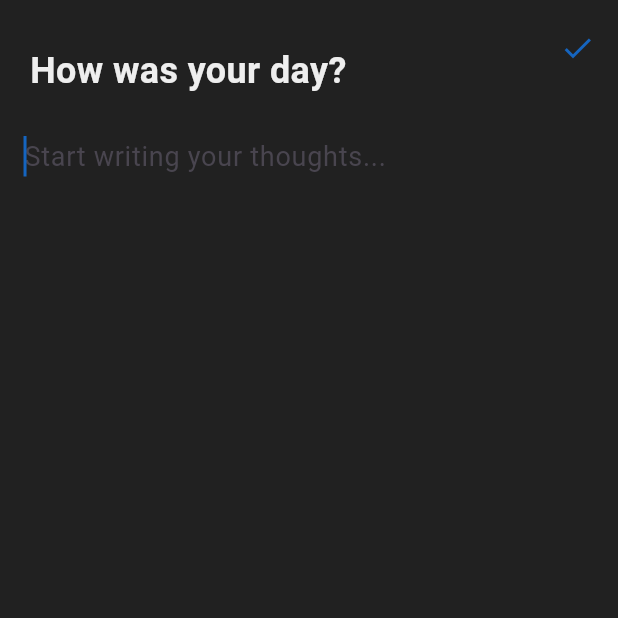
After one commit to khush1yaaar/TakeCare-IdeaLab, a Flutter app: the BottomNavBar screen opened directly, item 3 of the bottom bar chosen, after a tap on the "edit" icon, on a phone screen of 412 x 824 dp, the top half of it. The commit adds this screen. Run offline on Flutter 3.47's test engine with Material 3 defaults, Android fonts, the phone set to English and light mode, and no system bars; our stand-ins replace cloud_firestore, curved_navigation_bar, dots_indicator, firebase_auth, firebase_core, get and 1 more; accounts and stored records are empty.

Commit message:
Journal Entry backend Integrated

```diff
--- a/lib/screens/bottom_nav_bar.dart
+++ b/lib/screens/bottom_nav_bar.dart
@@ -28,7 +28,7 @@ class _BottomNavBarState extends State<BottomNavBar> {
     chatBotScreen = const ChatBotScreen();
     profileScreen = ProfileScreen();
 
-    pages = [homeScreen,journalScreen, chatBotScreen, profileScreen];
+    pages = [homeScreen, chatBotScreen, journalScreen, profileScreen];
     super.initState();
   }
 
@@ -56,11 +56,11 @@ class _BottomNavBarState extends State<BottomNavBar> {
             color: Colors.white,
           ),
           Icon(
-            Icons.article_outlined,
+            Icons.chat_bubble_outline,
             color: Colors.white,
           ),
           Icon(
-            Icons.chat_bubble_outline,
+            Icons.article_outlined,
             color: Colors.white,
           ),
           Icon(
--- a/lib/screens/getstarted_screen.dart
+++ b/lib/screens/getstarted_screen.dart
@@ -102,7 +102,7 @@ class _GetStartedScreenState extends State<GetStartedScreen> {
                     Get.offAll(() => BottomNavBar());
                                     },
                   icon: Image.asset('lib/images/google_logo.png', height: 24),
-                  label: const Text('Sign in with Google'),
+                  label: const Text('Sign in with Google', style: TextStyle(fontSize: 16, color: Colors.black)),
                 ),
                 const SizedBox(height: 40),
                 const SizedBox(height: 50),
--- a/lib/screens/journal_screen.dart
+++ b/lib/screens/journal_screen.dart
@@ -1,4 +1,9 @@
+import 'package:firebase_auth/firebase_auth.dart';
 import 'package:flutter/material.dart';
+import 'package:cloud_firestore/cloud_firestore.dart';
+import 'package:get/get.dart';
+import 'package:takecare/screens/journal_writing_screen.dart';
+import 'package:takecare/widgets/cards/journal_card.dart';
 
 class JournalScreen extends StatefulWidget {
   const JournalScreen({super.key});
@@ -8,11 +13,99 @@ class JournalScreen extends StatefulWidget {
 }
 
 class _JournalScreenState extends State<JournalScreen> {
+  final FirebaseFirestore _firestore = FirebaseFirestore.instance;
+  final userId = FirebaseAuth.instance.currentUser?.uid ?? "User ID";
+
+  Future<List<Map<String, dynamic>>> fetchJournalEntries() async {
+    DocumentSnapshot userDoc =
+        await _firestore.collection('users').doc(userId).get();
+    if (userDoc.exists && userDoc.data() != null) {
+      Map<String, dynamic> data = userDoc.data() as Map<String, dynamic>;
+      if (data.containsKey('journal') && data['journal'] is Map) {
+        return (data['journal'] as Map<String, dynamic>).entries.map((entry) {
+          return {'date': entry.key, 'content': entry.value};
+        }).toList();
+      }
+    }
+    return [];
+  }
+
+  void writeJournal() {
+    Get.to(JournalWritingScreen());
+  }
+
   @override
   Widget build(BuildContext context) {
+    final theme = Theme.of(context);
+
     return Scaffold(
-      body: Center(
-        child: Text('Journal Screen'),
+      body: Column(
+        crossAxisAlignment: CrossAxisAlignment.start,
+        children: [
+          Padding(
+            padding: const EdgeInsets.only(top: 30.0, left: 20),
+            child: Text(
+              'How was your day?',
+              style: const TextStyle(fontSize: 24, fontWeight: FontWeight.bold),
+            ),
+          ),
+          Expanded(
+            child: FutureBuilder<List<Map<String, dynamic>>>(
+              future: fetchJournalEntries(),
+              builder: (context, snapshot) {
+                if (snapshot.connectionState == ConnectionState.waiting) {
+                  return Center(child: CircularProgressIndicator());
+                }
+
+                final journalEntries = snapshot.data ?? [];
+                bool isJournalEmpty = journalEntries.isEmpty;
+
+                if (isJournalEmpty) {
+                  return Center(
+                    child: ElevatedButton(
+                      onPressed: writeJournal,
+                      style: ElevatedButton.styleFrom(
+                        padding: EdgeInsets.symmetric(vertical: 20, horizontal: 40),
+                        shape: RoundedRectangleBorder(
+                          borderRadius: BorderRadius.circular(15),
+                        ),
+                        backgroundColor: theme.primaryColor,
+                      ),
+                      child: Text(
+                        "Start Writing Your Journal",
+                        style: TextStyle(fontSize: 18, color: Colors.white),
+                      ),
+                    ),
+                  );
+                }
+
+                return ListView.builder(
+                  padding: EdgeInsets.all(16),
+                  itemCount: journalEntries.length,
+                  itemBuilder: (context, index) {
+                    return JournalCard(entry: journalEntries[index]);
+                  },
+                );
+              },
+            ),
+          ),
+        ],
+      ),
+      floatingActionButton: FutureBuilder<List<Map<String, dynamic>>>(
+        future: fetchJournalEntries(),
+        builder: (context, snapshot) {
+          if (snapshot.connectionState == ConnectionState.waiting || snapshot.data == null || snapshot.data!.isEmpty) {
+            return SizedBox.shrink();
+          }
+          return Padding(
+            padding: const EdgeInsets.only(bottom: 70),
+            child: FloatingActionButton(
+              onPressed: writeJournal,
+              child: Icon(Icons.edit, color: Colors.white),
+              backgroundColor: theme.primaryColor,
+            ),
+          );
+        },
       ),
     );
   }
--- /dev/null
+++ b/lib/screens/journal_writing_screen.dart
@@ -0,0 +1,105 @@
+import 'package:firebase_auth/firebase_auth.dart';
+import 'package:flutter/material.dart';
+import 'package:cloud_firestore/cloud_firestore.dart';
+import 'package:intl/intl.dart';
+
+class JournalWritingScreen extends StatefulWidget {
+  const JournalWritingScreen({super.key});
+
+  @override
+  State<JournalWritingScreen> createState() => _JournalWritingScreenState();
+}
+
+class _JournalWritingScreenState extends State<JournalWritingScreen> {
+  final FirebaseFirestore _firestore = FirebaseFirestore.instance;
+  final String userId = FirebaseAuth.instance.currentUser?.uid ?? "User ID";
+  final TextEditingController _journalController = TextEditingController();
+  late String todayDate;
+  bool isLoading = true;
+
+  @override
+  void initState() {
+    super.initState();
+    todayDate = DateFormat('dd/MM/yyyy').format(DateTime.now());
+    _loadJournalEntry();
+  }
+
+  Future<void> _loadJournalEntry() async {
+    DocumentSnapshot userDoc =
+        await _firestore.collection('users').doc(userId).get();
+    if (userDoc.exists && userDoc.data() != null) {
+      Map<String, dynamic> data = userDoc.data() as Map<String, dynamic>;
+      if (data.containsKey('journal') &&
+          data['journal'] is Map &&
+          data['journal'][todayDate] != null) {
+        _journalController.text = data['journal'][todayDate];
+      }
+    }
+    setState(() => isLoading = false);
+  }
+
+  Future<void> _saveJournalEntry() async {
+    await _firestore.collection('users').doc(userId).set({
+      'journal': {todayDate: _journalController.text},
+    }, SetOptions(merge: true));
+    Navigator.pop(context);
+  }
+
+  @override
+  Widget build(BuildContext context) {
+    final theme = Theme.of(context);
+    return Scaffold(
+      body: Column(
+        crossAxisAlignment: CrossAxisAlignment.start,
+        mainAxisAlignment: MainAxisAlignment.start,
+        children: [
+          Row(
+            mainAxisAlignment: MainAxisAlignment.spaceBetween,
+            children: [
+              Padding(
+                padding: const EdgeInsets.only(top: 30.0, left: 20),
+                child: Text(
+                  'How was your day?',
+                  style: const TextStyle(
+                    fontSize: 24,
+                    fontWeight: FontWeight.bold,
+                  ),
+                ),
+              ),
+              Padding(
+                padding: const EdgeInsets.all(15.0),
+                child: GestureDetector(
+                  onTap: () {
+                    _saveJournalEntry();
+                    Navigator.pop(context);
+                  },
+                  child: Icon(Icons.check, color: theme.primaryColor),
+                ),
+              ),
+            ],
+          ),
+          isLoading
+              ? Center(child: CircularProgressIndicator())
+              : GestureDetector(
+                onTap: () => FocusScope.of(context).requestFocus(FocusNode()),
+                child: Padding(
+                  padding: const EdgeInsets.all(16.0),
+                  child: TextField(
+                    controller: _journalController,
+                    maxLines: null,
+                    keyboardType: TextInputType.multiline,
+                    style: TextStyle(fontSize: 18),
+                    cursorColor: theme.primaryColor,
+                    decoration: InputDecoration(
+                      border: InputBorder.none,
+                      hintText: 'Start writing your thoughts... ',
+                    ),
+                    autofocus: true,
+                  ),
+                ),
+              ),
+        ],
+      ),
+    );
+  }
+}
--- a/lib/themes/themes.dart
+++ b/lib/themes/themes.dart
@@ -46,7 +46,7 @@ class CustomTheme {
         iconTheme: IconThemeData(color: Colors.blue.shade600),
       ),
       textTheme: TextTheme(
-        displayLarge: TextStyle(color: Colors.blueGrey.shade200),
+        displayLarge: TextStyle(color: Colors.blueGrey.shade100),
         displayMedium: TextStyle(color: Colors.blueGrey.shade200),
         displaySmall: TextStyle(color: Colors.blueGrey.shade200),
         headlineLarge: TextStyle(color: Colors.blue.shade300),
--- a/lib/widgets/button.dart
+++ b/lib/widgets/button.dart
@@ -14,6 +14,7 @@ class Button extends StatelessWidget {
 
   @override
   Widget build(BuildContext context) {
+    final theme = Theme.of(context);
     return GestureDetector(
       onTap: isEnabled ? onPressed : null,
       child: Container(
@@ -21,7 +22,9 @@ class Button extends StatelessWidget {
         padding: const EdgeInsets.all(16),
         margin: const EdgeInsets.symmetric(vertical: 8),
         decoration: BoxDecoration(
-          color: isEnabled ? Colors.blueAccent : Colors.grey[700],
+          color: isEnabled ?
+          text == 'Logout' ? const Color.fromARGB(255, 251, 41, 26) : theme.primaryColor :
+          Colors.grey[700],
           borderRadius: BorderRadius.circular(12),
         ),
         alignment: Alignment.center,
--- a/pubspec.yaml
+++ b/pubspec.yaml
@@ -52,6 +52,7 @@ dependencies:
   translator: ^1.0.3+1
   flutter_timezone: ^4.1.0
   get: ^4.7.2
+  lottie: ^3.3.1
 
 dev_dependencies:
   flutter_test:
```
Also changed, not shown: lib/controllers/pet_controller.dart (added, +49 -0 lines), lib/main.dart (+7 -4 lines), lib/screens/chat_bot_screen.dart (+18 -5 lines), lib/screens/profile_screen.dart (+19 -6 lines), lib/widgets/alert_popups/logout_popup.dart (added, +36 -0 lines), lib/widgets/cards/journal_card.dart (+4 -9 lines), lib/widgets/pet.dart (added, +190 -0 lines), lib/models/message.dart (added), pubspec.lock, 1 other file.
